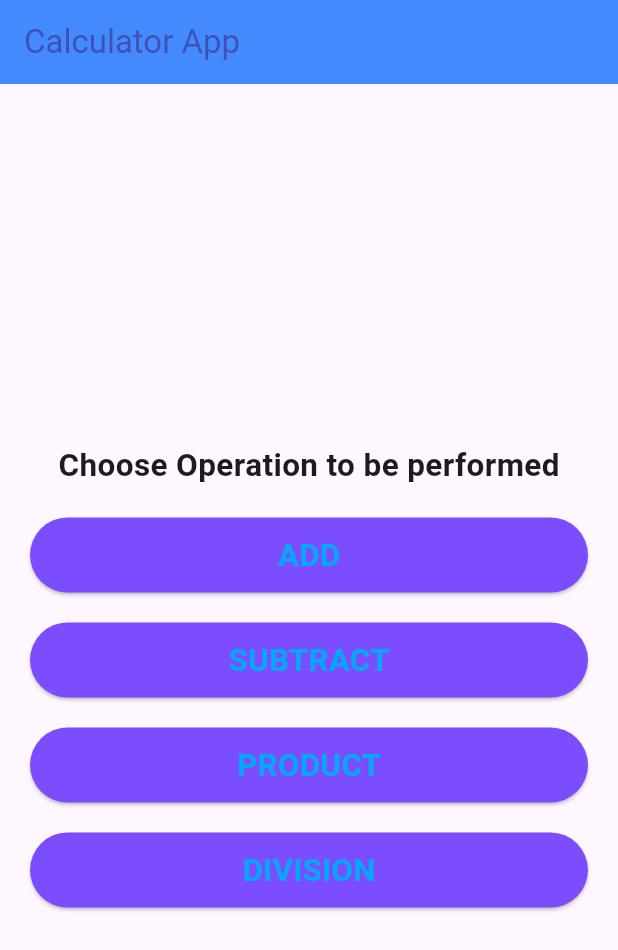
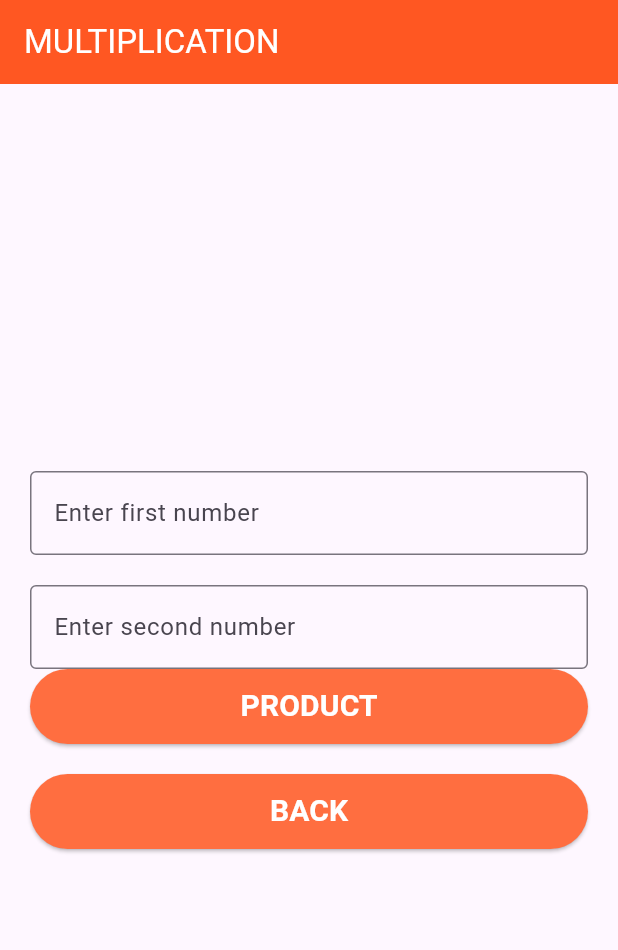
Before and after one commit to swadhi03/calculator_flutter_app, a Flutter app: the screen it shows after launch, after a tap on "PRODUCT", on a phone screen of 412 x 824 dp. Shown: the top 950 px of the screen. Run offline on Flutter 3.47's test engine with Material 3 defaults, Android fonts, the phone set to English and light mode, and no system bars.

```diff
--- a/lib/pages/home.dart
+++ b/lib/pages/home.dart
@@ -1,5 +1,6 @@
 import 'package:calculator_app/pages/add.dart';
 import 'package:calculator_app/pages/division.dart';
+import 'package:calculator_app/pages/product.dart';
 import 'package:calculator_app/pages/subtract.dart';
 import 'package:flutter/cupertino.dart';
 import 'package:flutter/material.dart';
@@ -74,7 +75,7 @@ class HomePAge extends StatelessWidget {
                   backgroundColor: Colors.deepPurpleAccent
                 ),
                 onPressed: (){
-
+                  Navigator.push(context, MaterialPageRoute(builder: (context)=> ProductPage()));
                 } ,
                 child: Text(
                   "PRODUCT",
--- /dev/null
+++ b/lib/pages/product.dart
@@ -0,0 +1,82 @@
+import 'package:flutter/material.dart';
+
+class ProductPage extends StatelessWidget {
+  const ProductPage({super.key});
+
+  @override
+  Widget build(BuildContext context) {
+    return MaterialApp(
+      debugShowCheckedModeBanner: false,
+      home: Scaffold(
+        appBar: AppBar(
+          title: Text(
+            "MULTIPLICATION",
+            style: TextStyle(
+              color: Colors.white,
+            ),
+          ),
+          backgroundColor: Colors.deepOrange,
+        ),
+        body: Padding(padding: const EdgeInsets.all(20.0),
+          child: Column(
+            mainAxisAlignment: MainAxisAlignment.center,
+            children: [
+              TextField(
+                decoration: InputDecoration(
+                  labelText: "Enter first number",
+                  border: OutlineInputBorder(),
+                ),
+                keyboardType: TextInputType.number,
+              ),
+              SizedBox(height: 20,),
+              TextField(
+                decoration: InputDecoration(
+                    labelText: "Enter second number",
+                    border: OutlineInputBorder()
+                ),
+                keyboardType: TextInputType.number,
+              ),
+              SizedBox(
+                width: 400,
+                height: 50,
+                child: ElevatedButton(
+                  onPressed: () {},
+                  child: Text(
+                    "PRODUCT",
+                    style: TextStyle(
+                        color: Colors.white,
+                        fontSize: 20,
+                        fontWeight: FontWeight.bold),
+                  ),
+                  style: ElevatedButton.styleFrom(
+                      backgroundColor: Colors.deepOrangeAccent
+                  ),
+                ),
+              ),
+              SizedBox(height: 20,),
+              SizedBox(
+                width: 400,
+                height: 50,
+                child: ElevatedButton(
+                  onPressed: () {
+                    Navigator.pop(context);
+                  },
+                  child: Text(
+                    "BACK",
+                    style: TextStyle(
+                        color: Colors.white,
+                        fontSize: 20,
+                        fontWeight: FontWeight.bold),
+                  ),
+                  style: ElevatedButton.styleFrom(
+                      backgroundColor: Colors.deepOrangeAccent
+                  ),
+                ),
+              ),
+            ],
+          ),
+        ),
+      ),
+    );
+  }
+}
```
